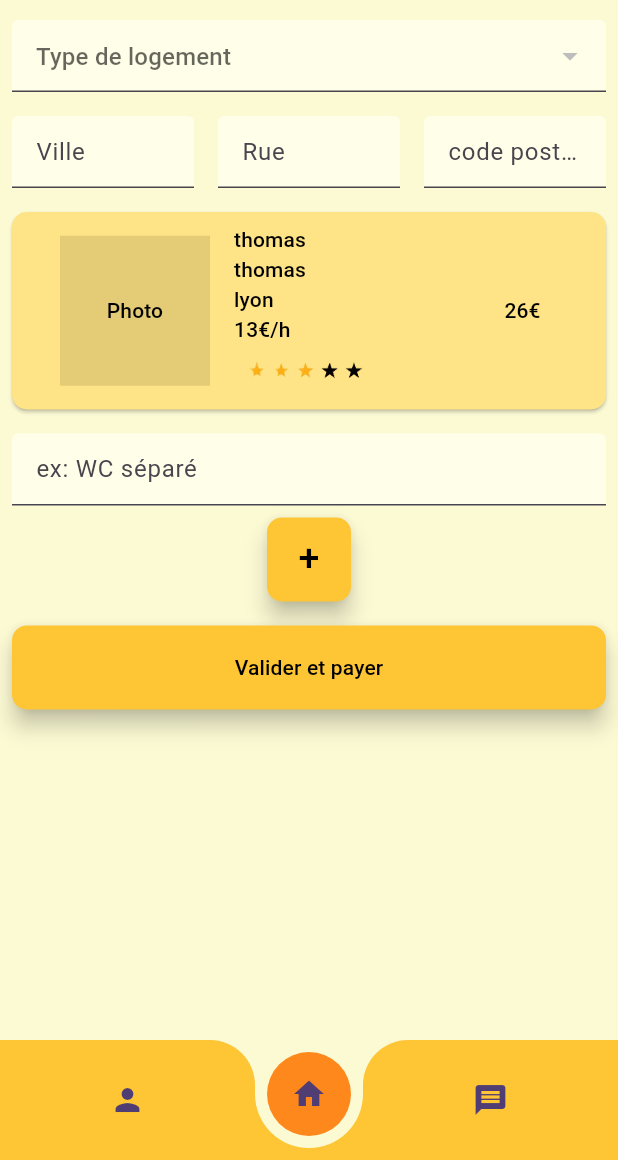
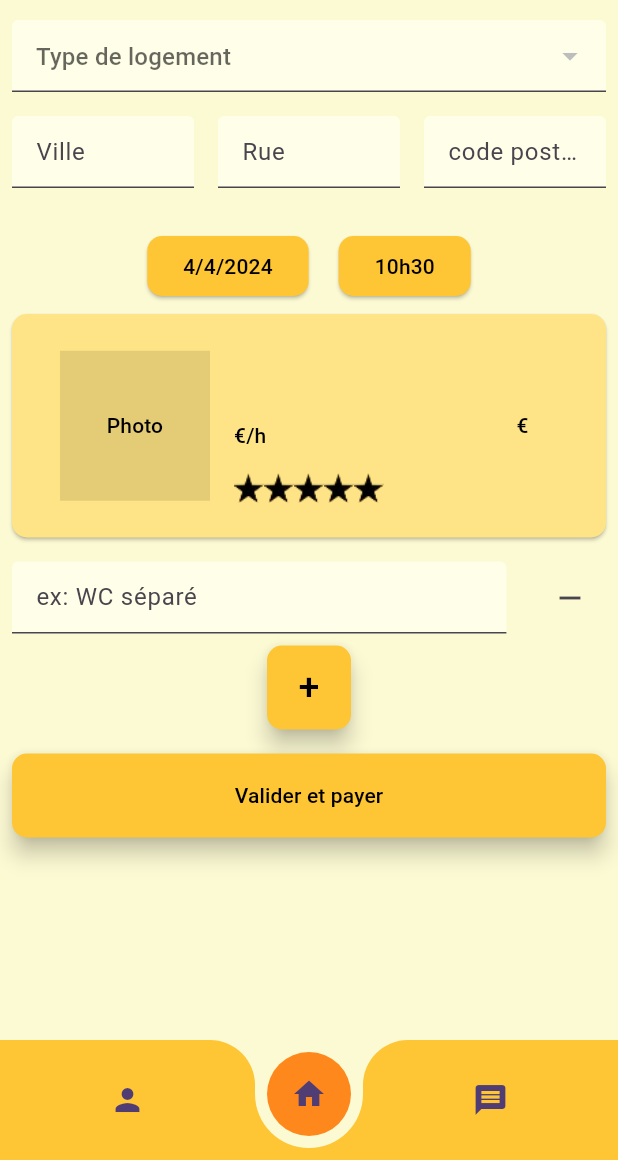
Before and after one commit to lugmog2728/SAE5.01-Voyo, a Flutter app: the VisitePage widget shown alone on an empty page, opened directly with empty values, on a phone screen of 412 x 824 dp, the part 76-1236 px from its top. Run offline on Flutter 3.47's test engine with Material 3 defaults, Android fonts, the light colour scheme and no system bars; our stand-ins replace dio; missing offline and left inert: dart:ffi; network calls fail.

Commit message:
add choose visitor

```diff
--- a/voyo/lib/choose_visitor.dart
+++ b/voyo/lib/choose_visitor.dart
@@ -1,24 +1,55 @@
+// ignore_for_file: library_prefixes
+
 import 'package:flutter/material.dart';
+import 'pay.dart';
 import 'globals.dart' as AppGlobal;
+import 'package:intl/intl.dart';
+import "availibility.dart";
+import 'profile.dart';
 
+// ignore: must_be_immutable
 class VisitePage extends StatefulWidget {
-  const VisitePage({Key? key, required this.title}) : super(key: key);
+  VisitePage({
+    Key? key,
+    required this.title,
+    required this.idVisitor,
+    required this.houseType,
+  }) : super(key: key);
+
   final String title;
+  final int idVisitor;
+  String houseType;
+
   @override
   State<VisitePage> createState() => _VisitePageState();
 }
 
 class _VisitePageState extends State<VisitePage> {
-  String? _selectedOption;
+  String? selectedHousingType;
   List<String> items = [];
-  final List<String> pointToCheck = ["toto", "tete"];
-  List<Widget> extraFields = [];
+  List<TextEditingController> pointToCheck = [TextEditingController()];
+  TextEditingController villeController = TextEditingController();
+  TextEditingController rueController = TextEditingController();
+  TextEditingController CPController = TextEditingController();
+  DateTime selectedDate = DateTime.now();
+  TimeOfDay selectedTime = TimeOfDay.now();
+  String? visitorName ="";
+  String? visitorSurname ="";
+  String? visitorCity ="";
+  String? visitorHoulyRate ="";
+  String? visitorCost ="";
+  String? visitorPrice = "";
+  int? visitorRating = 0;
 
+  bool isInvalid = false;
 
   @override
   void initState() {
     super.initState();
-    AppGlobal.fetchData('http://172.26.213.7:1080/House/GetTypeHouse').then((List<dynamic>? jsonData) {
+    selectedHousingType = widget.houseType;
+    fetchVisitors(selectedHousingType!);
+    AppGlobal.fetchData('${AppGlobal.UrlServer}House/GetTypeHouse')
+        .then((List<dynamic>? jsonData) {
       if (jsonData != null) {
         List<String> stringArray = jsonData.cast<String>();
         setState(() {
@@ -26,8 +57,83 @@ class _VisitePageState extends State<VisitePage> {
         });
       }
     }).catchError((error) {
-      print('Une erreur est survenue lors de la récupération des données : $error');
+      print('une erreur est survenue lors de la récupération des données : $error');
     });
+  }
+
+  Future<void> _selectDate(BuildContext context) async {
+    final DateTime? picked = await showDatePicker(
+      context: context,
+      initialDate: selectedDate,
+      firstDate: DateTime(2000),
+      lastDate: DateTime(2101),
+    );
+    if (picked != null && picked != selectedDate) {
+      setState(() {
+        selectedDate = picked;
+      });
+    }
+  }
+
+  Future<void> _selectTime(BuildContext context) async {
+    final TimeOfDay? picked = await showTimePicker(
+      context: context,
+      initialTime: selectedTime,
+    );
+    if (picked != null && picked != selectedTime) {
+      setState(() {
+        selectedTime = picked;
+      });
+    }
+  }
+
+  Future<void> fetchVisitors(String selectedOption) async {
+    try {
+      final Map<String, dynamic>? jsonData = await AppGlobal.fetchDataMap(
+          '${AppGlobal.UrlServer}Visitor/GetVisitorById?id=${widget.idVisitor}&typeHouse=$selectedHousingType');
+      if (jsonData != null) {
+        setState(() {
+          visitorSurname = jsonData['User']['FirstName'];
+          visitorName = jsonData['User']['Name'];
+          visitorCity = jsonData['User']['City'];
+          visitorHoulyRate = jsonData['HourlyRate'].toString();
+          visitorCost = jsonData['Cost'].toString();
+          visitorPrice = jsonData['Price'].toString();
+          visitorRating = jsonData['Rating'];
+        });
+      }
+    } catch (error) {
+      print('Error fetching visitors: $error');
+    }
+  }
+
+  Future<bool> SendDemandeVisit() async {
+    if (villeController.text.isEmpty || rueController.text.isEmpty || CPController.text.isEmpty) {
+      setState(() {
+        isInvalid = true;
+      });
+      return false;
+    }
+    final hours = selectedTime.hour.toString().padLeft(2, '0');
+    final minutes = selectedTime.minute.toString().padLeft(2, '0');
+    String concatenatedPTC = '';
+    for (int i = 0; i < pointToCheck.length; i++) {
+      if (i > 0) {
+        concatenatedPTC += ',';
+      }
+      concatenatedPTC += pointToCheck[i].text;
+    }
+    var url='${AppGlobal.UrlServer}visit/CreateDemande?housingType=$selectedHousingType&visitorId=${widget.idVisitor}&userId=${AppGlobal.idUser}&dateVisit=${DateFormat('yyyy-MM-dd').format(selectedDate)}%20${'$hours:$minutes:00.000'}&city=${villeController.text}&street=${rueController.text}&postalCode=${CPController.text}&points=${concatenatedPTC}';
+    AppGlobal.sendData(url);
+    setState(() {
+      isInvalid = false;
+    });
+    Navigator.push(
+      context,
+      MaterialPageRoute(builder: (context) => const PayPage(title: 'Pay')), // Provide the title parameter
+    );
+    return true;
+
   }
 
   @override
@@ -36,16 +142,12 @@ class _VisitePageState extends State<VisitePage> {
       SingleChildScrollView(
         child: Column(
           children: [
-            Form(
-              autovalidateMode: AutovalidateMode.always,
-              onChanged: () {
-                Form.of(primaryFocus!.context!).save();
-              },
-              child: Wrap(
+            Column(
               children: [
                 Padding(
                   padding: const EdgeInsets.all(8.0),
                   child: DropdownButtonFormField(
+                    value: selectedHousingType,
                     decoration: InputDecoration(
                       hintText: 'Type de logement',
                       filled: true,
@@ -57,10 +159,21 @@ class _VisitePageState extends State<VisitePage> {
                     }).toList(),
                     onChanged: (String? newValue) {
                       setState(() {
-                          _selectedOption = newValue;
+                        selectedHousingType = newValue;
+                        print(selectedHousingType);
                       });
+                      fetchVisitors(newValue!);
                     },
                   ),
+                ),
+                if (isInvalid)
+                  const Row(
+                    mainAxisAlignment: MainAxisAlignment.center,
+                    children: [
+                      Text('Veuiller compléter les champs adresses',
+                        style: TextStyle(color: Colors.red),
+                      ),
+                    ],
                   ),
                 Row(
                   children: [
@@ -68,6 +181,7 @@ class _VisitePageState extends State<VisitePage> {
                       child: Padding(
                         padding: const EdgeInsets.all(8.0),
                         child: TextFormField(
+                          controller: villeController,
                           textAlign: TextAlign.left,
                           decoration: InputDecoration(
                             hintText: "Ville",
@@ -81,6 +195,7 @@ class _VisitePageState extends State<VisitePage> {
                       child: Padding(
                         padding: const EdgeInsets.all(8.0),
                         child: TextFormField(
+                          controller: rueController,
                           textAlign: TextAlign.left,
                           decoration: InputDecoration(
                             hintText: "Rue",
@@ -94,6 +209,7 @@ class _VisitePageState extends State<VisitePage> {
                       child: Padding(
                         padding: const EdgeInsets.all(8.0),
                         child: TextFormField(
+                          controller: CPController,
                           textAlign: TextAlign.left,
                           decoration: InputDecoration(
                             hintText: "code postale",
@@ -105,29 +221,50 @@ class _VisitePageState extends State<VisitePage> {
                     ),
                   ],
                 ),
-                  Visitor("thomas", "thomas", "lyon", "13", "26"),
-                  ListView.builder(
-                    shrinkWrap: true,
-                    itemCount: extraFields.length + 1,
-                    itemBuilder: (context, index) {
-                      if (index < extraFields.length) {
-                        return Row(
+                const SizedBox(height: 20.0),
+                Row(
+                  mainAxisAlignment: MainAxisAlignment.center,
                   children: [
-                            Expanded(child: extraFields[index]),
-                            IconButton(
-                              icon: Icon(Icons.remove),
-                              onPressed: () {
-                                setState(() {
-                                  extraFields.removeAt(index);
-                                });
-                              },
+                    ElevatedButton(
+                      style: ElevatedButton.styleFrom(
+                        primary: AppGlobal.secondaryColor,
+                        shape: RoundedRectangleBorder(
+                          borderRadius: BorderRadius.circular(10.0),
+                        ),
+                      ),
+                      onPressed: () => _selectDate(context),
+                      child: Text(
+                        "${selectedDate.day}/${selectedDate.month}/${selectedDate.year}",
+                        style: const TextStyle(color: Colors.black),
+                      ),
+                    ),
+                    const SizedBox(width: 20.0),
+                    ElevatedButton(
+                      style: ElevatedButton.styleFrom(
+                        primary: AppGlobal.secondaryColor,
+                        shape: RoundedRectangleBorder(
+                          borderRadius: BorderRadius.circular(10.0),
+                        ),
+                      ),
+                      onPressed: () => _selectTime(context),
+                      child: Text(
+                        translateTime(selectedTime, "h"),
+                        style: const TextStyle(color: Colors.black),
+                      ),
                     ),
                   ],
-                        );
-                      } else {
-                        return Padding(
+                ),
+                Visitor(context, widget.idVisitor, visitorName, visitorSurname, visitorCity, visitorHoulyRate, visitorCost, visitorPrice, visitorRating),
+                for (TextEditingController point in pointToCheck)
+                  Container(
                     padding: const EdgeInsets.all(8.0),
+                    child: Row(
+                      mainAxisAlignment: MainAxisAlignment.spaceBetween,
+                      children: [
+                        Container(
+                          width: MediaQuery.of(context).size.width * 0.8,
                           child: TextFormField(
+                            controller: point,
                             textAlign: TextAlign.left,
                             decoration: InputDecoration(
                               hintText: "ex: WC séparé",
@@ -135,9 +272,20 @@ class _VisitePageState extends State<VisitePage> {
                               fillColor: AppGlobal.buttonback,
                             ),
                           ),
-                        );
-                      }
+                        ),
+                        Visibility(
+                          visible: true,
+                          child: IconButton(
+                            icon: const Icon(Icons.remove),
+                            onPressed: () {
+                              setState(() {
+                                pointToCheck.remove(point);
+                              });
                             },
+                          )
+                        )
+                      ],
+                    )
                   ),
                 Container(
                   margin: const EdgeInsets.only(bottom: 16.0),
@@ -152,31 +300,9 @@ class _VisitePageState extends State<VisitePage> {
                             borderRadius: BorderRadius.circular(10.0),
                           ),
                           onPressed: () {
-                              bool allFieldsFilled = true;
-                              extraFields.forEach((field) {
-                                if (field is TextFormField) {
-                                  if (field.controller!.text.isEmpty) {
-                                    allFieldsFilled = false;
-                                  }
-                                }
+                            setState(() {
+                              pointToCheck.add(TextEditingController());
                             });
-                              if (allFieldsFilled) {
-                                setState(() {
-                                  extraFields.add(
-                                    Padding(
-                                      padding: const EdgeInsets.all(8.0),
-                                      child: TextFormField(
-                                        textAlign: TextAlign.left,
-                                        decoration: InputDecoration(
-                                          hintText: "ex: WC séparé",
-                                          filled: true,
-                                          fillColor: AppGlobal.buttonback,
-                                        ),
-                                      ),
-                                    ),
-                                  );
-                                });
-                              }
                           },
                           child: const Text(
                             "+",
@@ -190,7 +316,6 @@ class _VisitePageState extends State<VisitePage> {
                     ],
                   ),
                 ),
-
                 Container(
                   margin: const EdgeInsets.only(bottom: 16.0),
                   child: Row(
@@ -203,7 +328,11 @@ class _VisitePageState extends State<VisitePage> {
                             shape: RoundedRectangleBorder(
                               borderRadius: BorderRadius.circular(10.0),
                             ),
-                            onPressed: null,
+                            onPressed: () {
+                              SendDemandeVisit();
+
+
+                            },
                             child: const Expanded(
                               child: Text(
                                 "Valider et payer",
@@ -218,7 +347,6 @@ class _VisitePageState extends State<VisitePage> {
                 )
               ],
             ),
-            ),
           ],
         ),
       ),
@@ -228,8 +356,7 @@ class _VisitePageState extends State<VisitePage> {
   }
 }
 
-Padding Visitor(name,surname,city,rate,cost) {
-  return Padding(
+Padding Visitor(context, id, name, surname, city, rate, cost, price, star) => Padding(
       padding: const EdgeInsets.all(8.0),
       child: Expanded(
         child: ElevatedButton(
@@ -251,9 +378,10 @@ Padding Visitor(name,surname,city,rate,cost) {
                     child: const Text(
                       "Photo",
                       textAlign: TextAlign.center,
-                    style: TextStyle(color: Colors.black,),
-                  )
+                      style: TextStyle(
+                        color: Colors.black,
                       ),
+                    )),
               ),
               Expanded(
                 flex: 8,
@@ -262,11 +390,32 @@ Padding Visitor(name,surname,city,rate,cost) {
                   child: Wrap(
                     direction: Axis.vertical,
                     children: [
-                    Text(name,style: const TextStyle(color: Colors.black,),),
-                    Text(surname,style: const TextStyle(color: Colors.black,),),
-                    Text(city,style: const TextStyle(color: Colors.black,),),
-                    Text(rate+"€/h",style: const TextStyle(color: Colors.black,),),
-                    Image.asset('assets/images/etoile.png', width: 100,)
+                      Text(
+                        name,
+                        style: const TextStyle(
+                          color: Colors.black,
+                        ),
+                      ),
+                      Text(
+                        surname,
+                        style: const TextStyle(
+                          color: Colors.black,
+                        ),
+                      ),
+                      Text(
+                        city,
+                        style: const TextStyle(
+                          color: Colors.black,
+                        ),
+                      ),
+                      Text(
+                        rate + "€/h",
+                        style: const TextStyle(
+                          color: Colors.black,
+                        ),
+                      ),
+
+                      AppGlobal.etoile(star, 20, 50)
                     ],
                   ),
                 ),
@@ -279,18 +428,23 @@ Padding Visitor(name,surname,city,rate,cost) {
                     alignment: Alignment.center,
                     height: 100,
                     width: 100,
-                  child: Text(
-                      cost+"€",
+                    child: Text(price + "€",
                         textAlign: TextAlign.center,
-                      style: const TextStyle(color: Colors.black,)
-                  ),
+                        style: const TextStyle(
+                          color: Colors.black,
+                        )),
                   ),
                 ),
               ),
             ],
           ),
-        onPressed: () {},
+          onPressed: () {
+            Navigator.push(
+              context,
+              MaterialPageRoute(builder: (context) => ProfilePage(title: 'Profile', idUser: id)),
+            );
+          },
+
         ),
       ),
     );
-}
--- a/voyo/lib/globals.dart
+++ b/voyo/lib/globals.dart
@@ -14,7 +14,7 @@ Color backgroundColor = const Color(0xFFFCFAD3);
 Color inputColor = const Color(0xFFFEE486);
 Color subInputColor = const Color(0xFFE4CC76);
 Color buttonback = const Color(0xFFFFFEE8);
-String UrlServer = "http://172.26.213.5/";
+String UrlServer = "http://172.26.240.10:1080/voyo/";
 int idUser = 1;
 
 BoxDecoration TitleDecoration() {
@@ -175,7 +175,6 @@ Row etoile(int nbetoile, double w, double h) {
   );
 }
 
-
 Future<List<dynamic>?> fetchData(String urlString) async {
   var url = Uri.parse(urlString);
 
--- a/voyo/pubspec.yaml
+++ b/voyo/pubspec.yaml
@@ -30,7 +30,9 @@ environment:
 dependencies:
   flutter:
     sdk: flutter
+  intl: ^0.17.0
   image_picker: ^0.8.4+2
+
 
   # The following adds the Cupertino Icons font to your application.
   # Use with the CupertinoIcons class for iOS style icons.
```
Also changed, not shown: voyo/lib/home.dart (+7 -6 lines), voyo/lib/visite.dart (deleted, +0 -221 lines), voyo/pubspec.lock. Lines whose indentation alone changed are shown as unchanged.
